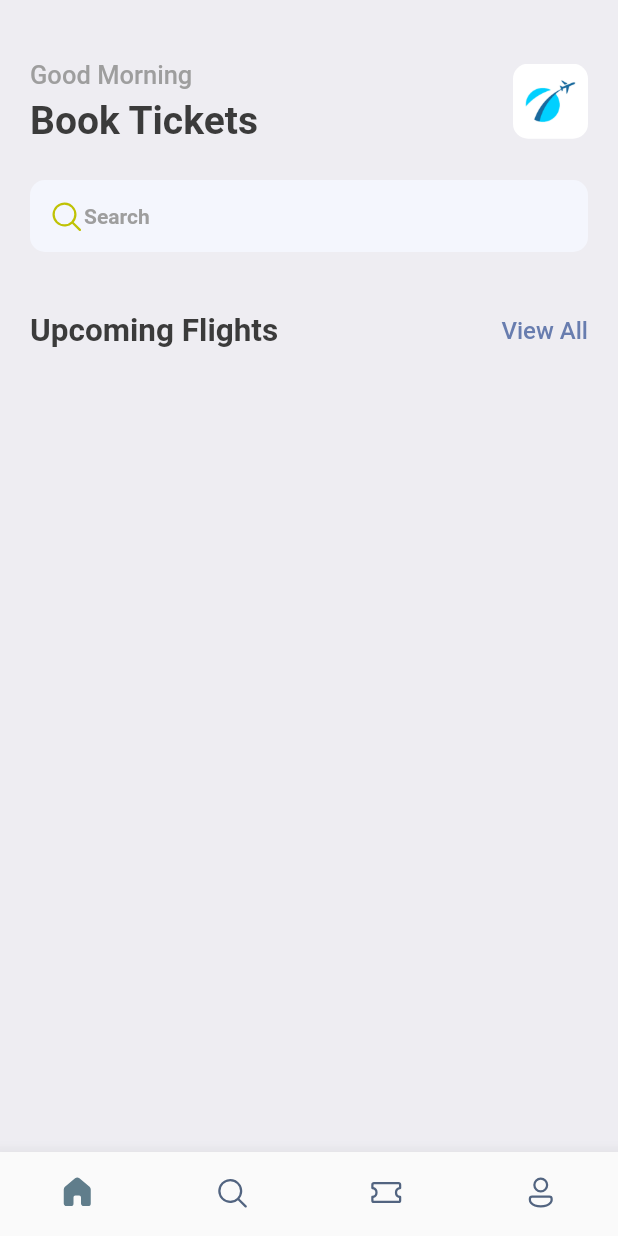
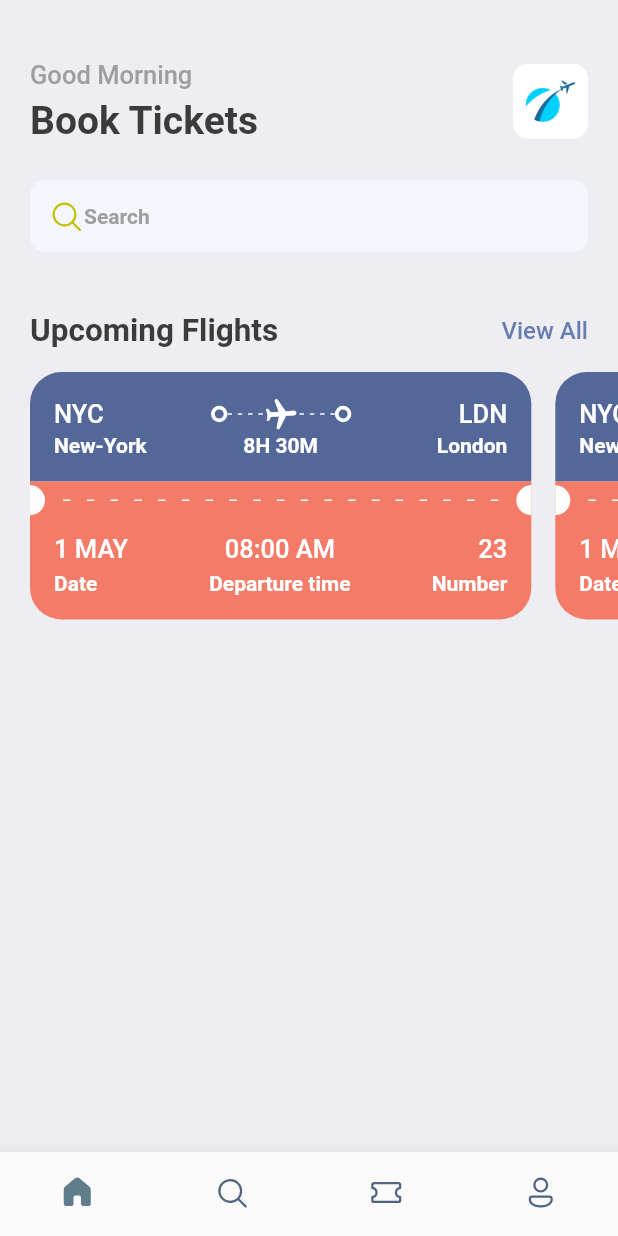
Before and after one commit to raskovnik/potpourri, a Flutter app: the screen it shows after launch, on a phone screen of 412 x 824 dp. Run offline on Flutter 3.47's test engine with Material 2 defaults, Android fonts, the phone set to English and light mode, and no system bars; our stand-ins replace fluentui_icons, gap.

Commit message:
Home screen

```diff
--- a/Dart/tickets/lib/screens/home_screen.dart
+++ b/Dart/tickets/lib/screens/home_screen.dart
@@ -2,6 +2,7 @@ import 'package:fluentui_icons/fluentui_icons.dart';
 import 'package:flutter/cupertino.dart';
 import 'package:flutter/material.dart';
 import 'package:gap/gap.dart';
+import 'package:tickets/screens/ticket_view.dart';
 import 'package:tickets/utils/app_styles.dart';
 
 
@@ -83,6 +84,17 @@ class HomeScreen extends StatelessWidget {
                 )
               ],
             ),
+          ),
+          const Gap(15),
+          SingleChildScrollView(
+            scrollDirection: Axis.horizontal,
+            padding: const EdgeInsets.only(left: 20),
+            child: Row(
+              children: [
+                TicketView(),
+                TicketView(),
+              ],
+            )
           )
         ],
       )
--- /dev/null
+++ b/Dart/tickets/lib/screens/ticket_view.dart
@@ -0,0 +1,199 @@
+import 'package:flutter/cupertino.dart';
+import 'package:flutter/material.dart';
+import 'package:gap/gap.dart';
+import 'package:tickets/utils/app_layout.dart';
+import 'package:tickets/utils/app_styles.dart';
+import 'package:tickets/widgets/thick_container.dart';
+
+class TicketView extends StatelessWidget {
+  const TicketView({Key? key}) : super(key: key);
+
+  @override
+  Widget build(BuildContext context) {
+    final size = AppLayout.getSize(context);
+    return SizedBox(
+      width: size.width*0.85,
+      height: 200,
+      child: Container(
+        margin: const EdgeInsets.only(right: 16),
+        child: Column(
+          children: [
+            /*
+            showing the blue part of the ticket
+             */
+            Container(
+              decoration: const BoxDecoration(
+                color : Color(0xFF536799),
+                borderRadius: BorderRadius.only(topLeft: Radius.circular(21),
+                topRight: Radius.circular(21))
+              ),
+              padding: const EdgeInsets.all(16),
+              child: Column (
+                children: [
+                  Row(
+                    children: [
+                      Text("NYC", style: Styles.headLineStyle3.copyWith(color: Colors.white),),
+                      Expanded(child: Container()),
+                      ThickContainer(),
+                      Expanded(child: Stack(
+                        children: [
+                          SizedBox(
+                          height: 24,
+                          child: LayoutBuilder(
+
+                            builder: (BuildContext context, BoxConstraints constraints) {
+                              return Flex(
+                                direction: Axis.horizontal,
+                                mainAxisAlignment: MainAxisAlignment.spaceBetween,
+                                mainAxisSize: MainAxisSize.max,
+                                children: List.generate((constraints.constrainWidth()/6).floor(), (index) => SizedBox(
+                                    width: 3,
+                                    height: 1,
+                                    child: DecoratedBox(decoration: BoxDecoration(
+                                      color: Colors.white
+                                    ),),
+                                )),
+                              );
+                            },
+                          ),
+                        ),
+                          Center(child: Transform.rotate(angle: 1.5, child: Icon(Icons.local_airport_rounded, color: Colors.white))),
+                        ],
+                      )),
+
+                      ThickContainer(),
+                      Expanded(child: Container()),
+                      Text("LDN", style: Styles.headLineStyle3.copyWith(color: Colors.white),)
+
+                    ],
+                  ),
+                  const Gap(1),
+                  Row(
+                    mainAxisAlignment: MainAxisAlignment.spaceBetween,
+                    children: [
+                      SizedBox(
+                        width: 100, child: Text("New-York", style: Styles.headLineStyle4.copyWith(color: Colors.white))
+                      ),
+                      Text("8H 30M", style: Styles.headLineStyle4.copyWith(color: Colors.white),),
+                      SizedBox(
+                          width: 100, child: Text("London", textAlign: TextAlign.end, style: Styles.headLineStyle4.copyWith(color: Colors.white))
+                      ),
+                    ],
+                  )
+                ],
+              ),
+            ),
+            /*
+            showing the orange part of the ticket
+             */
+            Container(
+              color: Styles.orangeColor,
+              child: Row(
+                children: [
+                  SizedBox(
+
+                    height: 20,
+                    width: 10,
+                    child: DecoratedBox(
+                      decoration: BoxDecoration (
+                        color: Colors.white,
+                        borderRadius: BorderRadius.only(
+                          topRight: Radius.circular(10),
+                          bottomRight: Radius.circular(10)
+                    ),
+                    ),
+                    )
+                  ),
+                  Expanded(child: Padding(
+                    padding: const EdgeInsets.all(12.0),
+                    child: LayoutBuilder(
+
+                      builder: (BuildContext context, BoxConstraints constraints) {
+                        return Flex(
+                          direction: Axis.horizontal,
+                          mainAxisAlignment: MainAxisAlignment.spaceBetween,
+                          mainAxisSize: MainAxisSize.max,
+                          children: List.generate((constraints.constrainWidth()/15).floor(), (index) => SizedBox(
+                            width: 5,
+                            height: 1,
+                            child:  DecoratedBox(
+                              decoration: BoxDecoration(
+                                  color: Colors.white
+                              ),
+                            ),
+                          )),
+                        );
+                      },
+
+                    ),
+                  )),
+                  SizedBox(
+                      height: 20,
+                      width: 10,
+                      child: DecoratedBox(
+                        decoration: BoxDecoration (
+                          color: Colors.white,
+                          borderRadius: BorderRadius.only(
+                              topLeft: Radius.circular(10),
+                              bottomLeft: Radius.circular(10)
+                          ),
+                        ),
+                      )
+                  )
+                ],
+              ),
+            ),
+            Container(
+              decoration: BoxDecoration(
+                  color : Styles.orangeColor,
+                  borderRadius: BorderRadius.only(bottomLeft: Radius.circular(21),
+                      bottomRight: Radius.circular(21))
+              ),
+              padding: const EdgeInsets.only(left: 16, top: 10, right: 16, bottom: 16),
+              child: Column(
+                children: [
+                  Row(
+                    mainAxisAlignment: MainAxisAlignment.spaceBetween,
+                    children: [
+                      Column(
+                        crossAxisAlignment: CrossAxisAlignment.start,
+                        children: [
+                          Text("1 MAY",
+                          style: Styles.headLineStyle3.copyWith(color: Colors.white)),
+                          const Gap(5),
+                          Text("Date",
+                          style: Styles.headLineStyle4.copyWith(color: Colors.white))
+                        ],
+                      ),
+                      Column(
+                        crossAxisAlignment: CrossAxisAlignment.center,
+                        children: [
+                          Text("08:00 AM",
+                              style: Styles.headLineStyle3.copyWith(color: Colors.white)),
+                          const Gap(5),
+                          Text("Departure time",
+                              style: Styles.headLineStyle4.copyWith(color: Colors.white))
+                        ],
+                      ),
+                      Column(
+                        crossAxisAlignment: CrossAxisAlignment.end,
+                        children: [
+                          Text("23",
+                              style: Styles.headLineStyle3.copyWith(color: Colors.white)),
+                          const Gap(5),
+                          Text("Number",
+                              style: Styles.headLineStyle4.copyWith(color: Colors.white))
+                        ],
+                      )
+
+                    ],
+                  )
+                ],
+              ),
+            )
+          ],
+        ),
+      ),
+    );
+  }
+}
--- /dev/null
+++ b/Dart/tickets/lib/utils/app_layout.dart
@@ -0,0 +1,7 @@
+import 'package:flutter/cupertino.dart';
+
+class AppLayout {
+  static getSize(BuildContext context) {
+    return MediaQuery.of(context).size;
+  }
+}
--- a/Dart/tickets/lib/utils/app_styles.dart
+++ b/Dart/tickets/lib/utils/app_styles.dart
@@ -5,7 +5,7 @@ class Styles {
   static Color primaryColor = primary;
   static Color textColor = const Color(0xFF3b3b3b);
   static Color bgColor = const Color(0xFFeeedf2);
-  static Color orangeColor = const Color(0xFF526799);
+  static Color orangeColor = const Color(0xFFF37B67);
 
   static TextStyle textStyle = TextStyle(fontSize: 16, color: textColor, fontWeight: FontWeight.w500);
   static TextStyle headLineStyle = TextStyle(fontSize: 26, color: textColor, fontWeight: FontWeight.bold);
--- /dev/null
+++ b/Dart/tickets/lib/widgets/thick_container.dart
@@ -0,0 +1,17 @@
+import 'package:flutter/cupertino.dart';
+import 'package:flutter/material.dart';
+
+class ThickContainer extends StatelessWidget {
+  const ThickContainer({Key? key}) : super(key: key);
+
+  @override
+  Widget build(BuildContext context) {
+    return Container(
+      padding: const EdgeInsets.all(3),
+      decoration: BoxDecoration(
+        borderRadius: BorderRadius.circular(20),
+        border: Border.all(width: 2.5, color: Colors.white)
+    ),
+    );
+  }
+}
```
